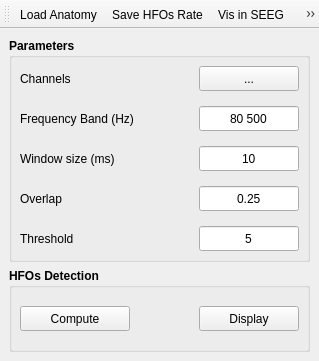
This is iEEGTool/gui/ui/compute_hfo.ui in ZhengLiu97/iEEGTool as Qt 5 draws it before an edit. The edited form follows.
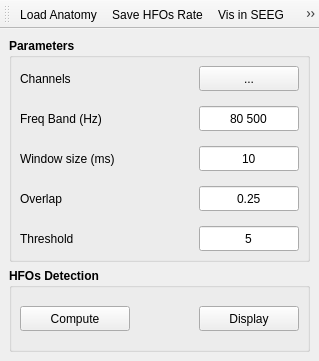
This is the edited form. Icons and pictures are not drawn.

Diff of the .ui file:
```diff
--- a/iEEGTool/gui/ui/compute_hfo.ui
+++ b/iEEGTool/gui/ui/compute_hfo.ui
@@ -108,7 +108,7 @@
               </font>
              </property>
              <property name="text">
-              <string>Frequency Band (Hz)</string>
+              <string>Freq Band (Hz)</string>
              </property>
             </widget>
            </item>
```
